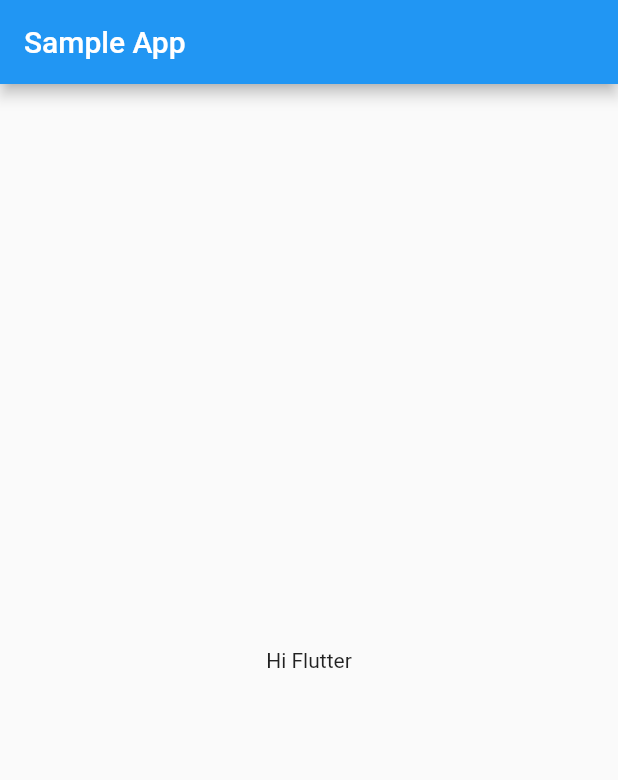
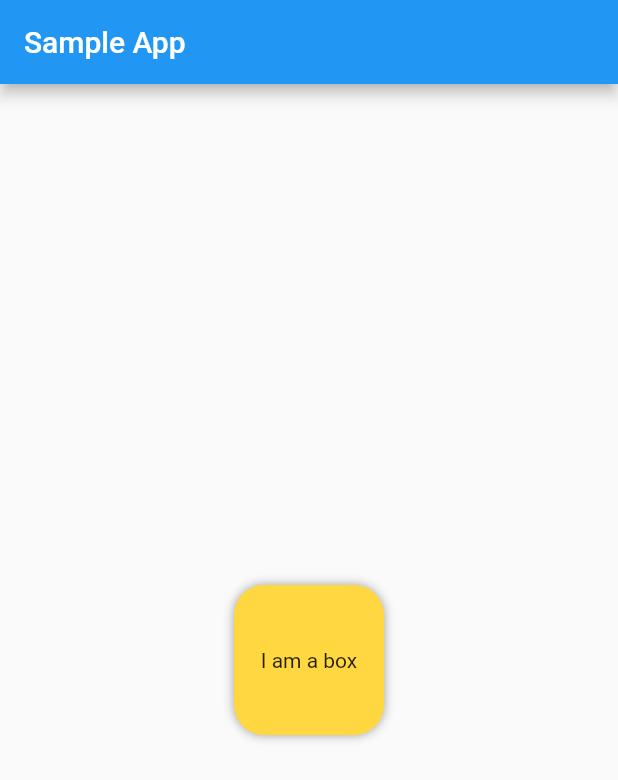
Before and after one commit to Mohitmadhav/Sample-App, a Flutter app: the screen it shows after launch, on a phone screen of 412 x 824 dp. Shown: the top 780 px of the screen. Run offline on Flutter 3.47's test engine with Material 2 defaults, Android fonts, the phone set to English and light mode, and no system bars.

Commit message:
Chapter 2 started

```diff
--- a/lib/main.dart
+++ b/lib/main.dart
@@ -20,7 +20,19 @@ class HomePage extends StatelessWidget {
         ),
         body: Center(
           child: Container(
-            child: Text("Hi Flutter"),
+            alignment: Alignment.center,
+            width: 100,
+            height: 100,
+            decoration: BoxDecoration(
+                color: Colors.amberAccent,
+                boxShadow: [
+                  BoxShadow(
+                    color: Colors.grey,
+                    blurRadius: 5,
+                  )
+                ],
+                borderRadius: BorderRadius.circular(20)),
+            child: Text("I am a box"),
           ),
         ),
       ),
```
